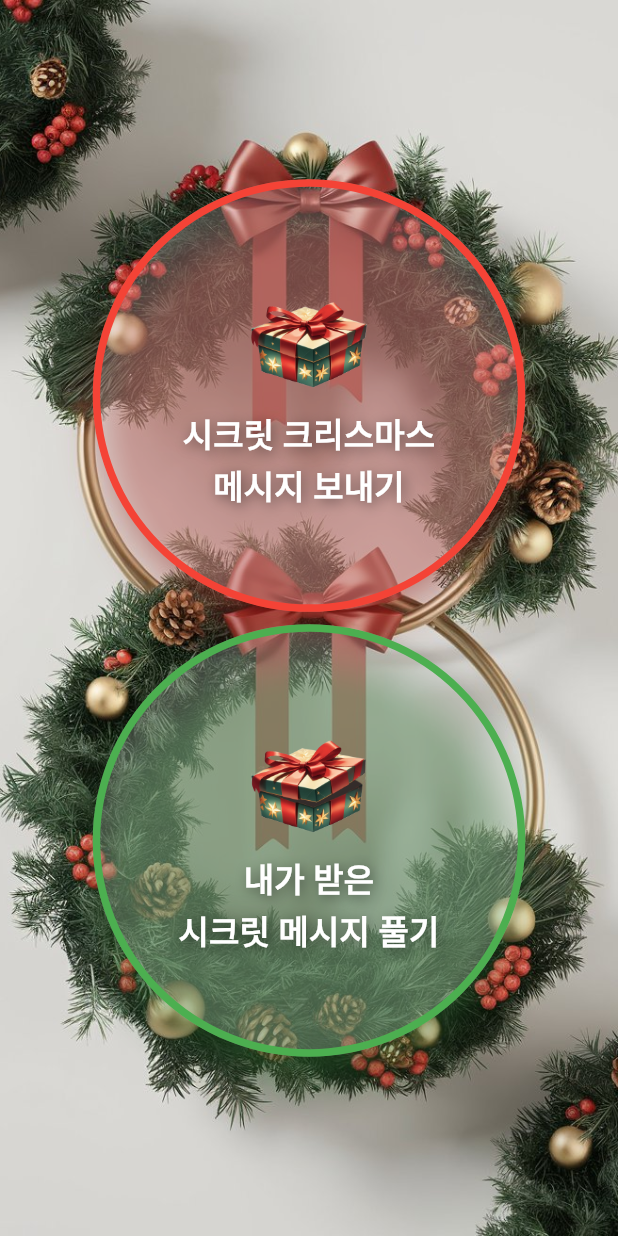
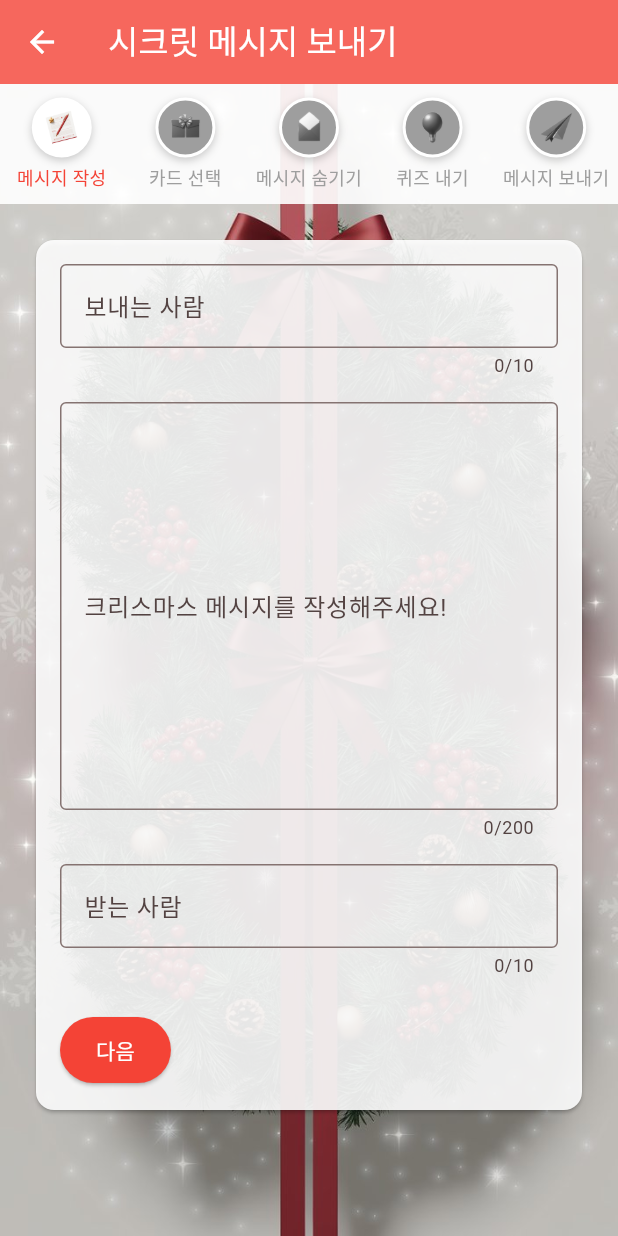
Before and after one commit to isjennifer/my_secret_christmas, a Flutter app: the screen it shows after launch, after a tap on an icon or button, on a phone screen of 412 x 824 dp. Run offline on Flutter 3.47's test engine with Material 3 defaults, Android fonts, the phone set to English and light mode, and no system bars; our stand-ins replace google_fonts.

Commit message:
메시지 작성 페이지 구현 완료

```diff
--- a/lib/main.dart
+++ b/lib/main.dart
@@ -1,5 +1,6 @@
 import 'package:flutter/material.dart';
 import 'package:google_fonts/google_fonts.dart';
+import 'write_message.dart';
 
 void main() {
   runApp(const MyApp());
@@ -65,11 +66,15 @@ class _MyHomePageState extends State<MyHomePage> {
                   context,
                   '시크릿 크리스마스\n메시지 보내기',
                   () {
-                    print('첫 번째 버튼 클릭');
+                    Navigator.push(
+                      context,
+                      MaterialPageRoute(
+                          builder: (context) => const WriteMessagePage()),
+                    );
                   },
                   buttonSize,
                 ),
-                SizedBox(height: availableHeight * 0.01), // 화면 높이의 4%
+                SizedBox(height: availableHeight * 0.05), // 화면 높이의 5%
                 _buildCircularButton(
                   context,
                   '내가 받은\n시크릿 메시지 풀기',
--- /dev/null
+++ b/lib/write_message.dart
@@ -0,0 +1,282 @@
+import 'package:flutter/material.dart';
+
+class WriteMessagePage extends StatefulWidget {
+  const WriteMessagePage({super.key});
+
+  @override
+  State<WriteMessagePage> createState() => _WriteMessagePageState();
+}
+
+class StepInfo {
+  final String title;
+  final String colorIconPath;
+  final String grayIconPath;
+
+  StepInfo(this.title, this.colorIconPath, this.grayIconPath);
+}
+
+class _WriteMessagePageState extends State<WriteMessagePage> {
+  final TextEditingController _messageController = TextEditingController();
+  final TextEditingController _toController = TextEditingController();
+  final TextEditingController _fromController = TextEditingController();
+  int _currentStep = 0;
+
+  // 단계 정보 리스트
+  final List<StepInfo> _steps = [
+    StepInfo(
+        '메시지 작성', 'assets/letter_pen_color.png', 'assets/letter_pen_black.png'),
+    StepInfo('카드 선택', 'assets/envelope_color.png', 'assets/envelope_black.png'),
+    StepInfo('메시지 숨기기', 'assets/hide_color.png', 'assets/hide_black.png'),
+    StepInfo('퀴즈 내기', 'assets/quiz_color.png', 'assets/quiz_black.png'),
+    StepInfo('메시지 보내기', 'assets/send_color.png', 'assets/send_black.png')
+  ];
+
+  Widget _buildStepIndicator() {
+    return SizedBox(
+      height: 80,
+      child: ListView.builder(
+        scrollDirection: Axis.horizontal,
+        itemCount: _steps.length,
+        itemBuilder: (context, index) {
+          bool isActive = index <= _currentStep;
+          return SizedBox(
+            width: MediaQuery.of(context).size.width / 5,
+            child: Column(
+              mainAxisSize: MainAxisSize.min,
+              mainAxisAlignment: MainAxisAlignment.center,
+              crossAxisAlignment: CrossAxisAlignment.center,
+              children: [
+                Stack(
+                  alignment: Alignment.center,
+                  children: [
+                    Container(
+                      width: 40,
+                      height: 40,
+                      decoration: BoxDecoration(
+                        shape: BoxShape.circle,
+                        color: isActive ? Colors.white : Colors.grey,
+                        border: Border.all(
+                          color: Colors.white,
+                          width: 2,
+                        ),
+                        boxShadow: [
+                          BoxShadow(
+                            color: Colors.black.withOpacity(0.2),
+                            blurRadius: 4,
+                            offset: const Offset(0, 2),
+                          ),
+                        ],
+                      ),
+                      child: Center(
+                        child: index < _currentStep
+                            ? Image.asset(
+                                _steps[index].colorIconPath,
+                                width: 24,
+                                height: 24,
+                              )
+                            : Image.asset(
+                                isActive
+                                    ? _steps[index].colorIconPath
+                                    : _steps[index].grayIconPath,
+                                width: 24,
+                                height: 24,
+                              ),
+                      ),
+                    ),
+                  ],
+                ),
+                const SizedBox(height: 4),
+                Text(
+                  _steps[index].title,
+                  style: TextStyle(
+                    color: isActive ? Colors.red : Colors.grey,
+                    fontSize: 12,
+                  ),
+                  textAlign: TextAlign.center,
+                ),
+              ],
+            ),
+          );
+        },
+      ),
+    );
+  }
+
+  Widget _buildCurrentStepContent() {
+    switch (_currentStep) {
+      case 0:
+        return _buildMessageStep();
+      case 1:
+        return _buildCardSelectionStep();
+      case 2:
+        return _buildHideMessageStep();
+      case 3:
+        return _buildQuizStep();
+      case 4:
+        return _buildSendMessageStep();
+      default:
+        return Container();
+    }
+  }
+
+  Widget _buildMessageStep() {
+    return Column(
+      crossAxisAlignment: CrossAxisAlignment.stretch,
+      children: [
+        TextField(
+          controller: _toController,
+          decoration: const InputDecoration(
+            labelText: '보내는 사람',
+            border: OutlineInputBorder(),
+          ),
+          maxLength: 10,
+        ),
+        const SizedBox(height: 16),
+        TextField(
+          controller: _messageController,
+          maxLines: 10,
+          decoration: const InputDecoration(
+            labelText: '크리스마스 메시지를 작성해주세요!',
+            border: OutlineInputBorder(),
+          ),
+          maxLength: 200,
+        ),
+        const SizedBox(height: 16),
+        TextField(
+          controller: _fromController,
+          decoration: const InputDecoration(
+            labelText: '받는 사람',
+            border: OutlineInputBorder(),
+          ),
+          maxLength: 10,
+        ),
+      ],
+    );
+  }
+
+  Widget _buildCardSelectionStep() {
+    return const Center(
+      child: Text('카드 선택 단계 - 구현 예정'),
+    );
+  }
+
+  Widget _buildHideMessageStep() {
+    return const Center(
+      child: Text('메시지 숨기기 단계 - 구현 예정'),
+    );
+  }
+
+  Widget _buildQuizStep() {
+    return const Center(
+      child: Text('퀴즈 작성 단계 - 구현 예정'),
+    );
+  }
+
+  Widget _buildSendMessageStep() {
+    return const Center(
+      child: Text('메시지 전송 단계 - 구현 예정'),
+    );
+  }
+
+  @override
+  void dispose() {
+    _messageController.dispose();
+    _toController.dispose();
+    _fromController.dispose();
+    super.dispose();
+  }
+
+  @override
+  Widget build(BuildContext context) {
+    return Scaffold(
+      appBar: AppBar(
+        title: const Text('시크릿 메시지 보내기'),
+        backgroundColor: Colors.red.withOpacity(0.8),
+        foregroundColor: Colors.white,
+      ),
+      body: Container(
+        decoration: const BoxDecoration(
+          image: DecorationImage(
+            image: AssetImage('assets/home_image.jpeg'),
+            fit: BoxFit.cover,
+          ),
+        ),
+        child: SafeArea(
+          child: Column(
+            children: [
+              Container(
+                color: Colors.white.withOpacity(0.9),
+                child: _buildStepIndicator(),
+              ),
+              Expanded(
+                child: SingleChildScrollView(
+                  child: Padding(
+                    padding: const EdgeInsets.all(20.0),
+                    child: Card(
+                      color: Colors.white.withOpacity(0.9),
+                      child: Padding(
+                        padding: const EdgeInsets.all(16.0),
+                        child: Column(
+                          crossAxisAlignment: CrossAxisAlignment.stretch,
+                          children: [
+                            _buildCurrentStepContent(),
+                            const SizedBox(height: 24),
+                            Row(
+                              mainAxisAlignment: MainAxisAlignment.spaceBetween,
+                              children: [
+                                if (_currentStep > 0)
+                                  ElevatedButton(
+                                    onPressed: () {
+                                      setState(() {
+                                        _currentStep--;
+                                      });
+                                    },
+                                    style: ElevatedButton.styleFrom(
+                                      backgroundColor: Colors.grey,
+                                      foregroundColor: Colors.white,
+                                      padding: const EdgeInsets.symmetric(
+                                        horizontal: 24,
+                                        vertical: 12,
+                                      ),
+                                    ),
+                                    child: const Text('이전'),
+                                  ),
+                                ElevatedButton(
+                                  onPressed: () {
+                                    if (_currentStep < 4) {
+                                      setState(() {
+                                        _currentStep++;
+                                      });
+                                    } else {
+                                      // 메시지 전송 로직 구현
+                                      print('메시지 전송');
+                                      Navigator.pop(context);
+                                    }
+                                  },
+                                  style: ElevatedButton.styleFrom(
+                                    backgroundColor: Colors.red,
+                                    foregroundColor: Colors.white,
+                                    padding: const EdgeInsets.symmetric(
+                                      horizontal: 24,
+                                      vertical: 12,
+                                    ),
+                                  ),
+                                  child: Text(
+                                      _currentStep < 4 ? '다음' : '메시지 전송하기'),
+                                ),
+                              ],
+                            ),
+                          ],
+                        ),
+                      ),
+                    ),
+                  ),
+                ),
+              ),
+            ],
+          ),
+        ),
+      ),
+    );
+  }
+}
```
Also changed, not shown: assets/envelope_black.png (added), assets/envelope_color.png (added), assets/hide_black.png (added), assets/hide_color.png (added), assets/home_image.jpeg, assets/letter_pen_black.png (added), assets/letter_pen_color.png (added), assets/quiz_black.png (added), assets/quiz_color.png (added), assets/send_black.png (added), assets/send_color.png (added), 3 other files.
